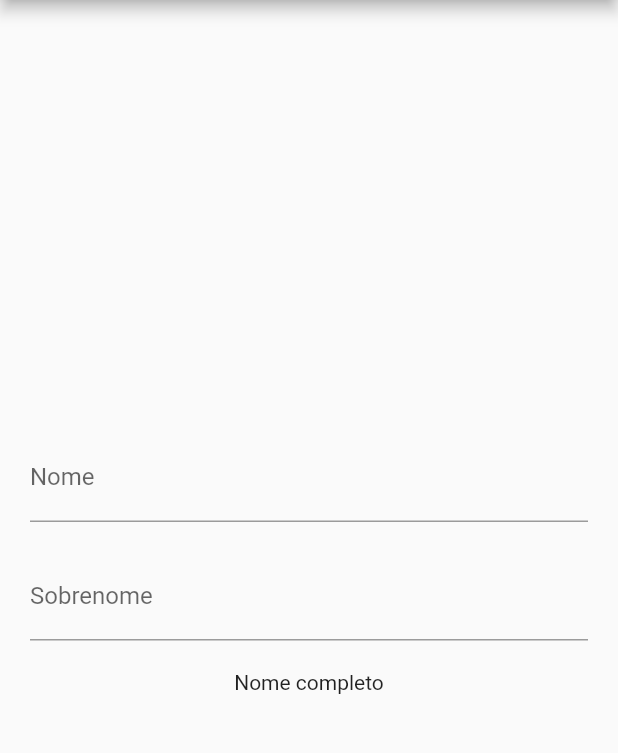
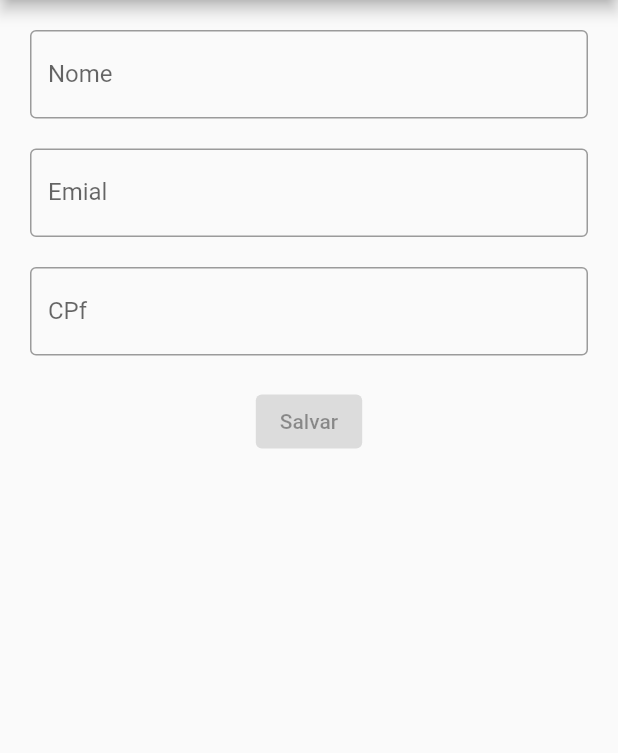
Before and after one commit to yuri-duque/flutter_form, a Flutter app: the screen it shows after launch, on a phone screen of 412 x 824 dp, the part 84-837 px from its top. Run offline on Flutter 3.47's test engine with Material 2 defaults, Android fonts, the phone set to English and light mode, and no system bars; our stand-ins replace flutter_mobx, mobx; generated files the repository leaves out were written again.

```diff
--- /dev/null
+++ b/lib/form2/controller.dart
@@ -0,0 +1,9 @@
+import 'package:formulario/models/form2/cliente.dart';
+import 'package:mobx/mobx.dart';
+part 'controller.g.dart';
+
+class Controller = ControllerBase with _$Controller;
+
+abstract class ControllerBase with Store {
+  var cliente = new Cliente();
+}
--- /dev/null
+++ b/lib/form2/page.dart
@@ -0,0 +1,69 @@
+import 'package:flutter/cupertino.dart';
+import 'package:flutter/material.dart';
+import 'package:flutter_mobx/flutter_mobx.dart';
+import 'package:formulario/form2/controller.dart';
+
+class Form2Page extends StatelessWidget {
+  final controller = Controller();
+
+  @override
+  Widget build(BuildContext context) {
+    _textField({String? labelText, onChanged, String? Function()? errorText}) {
+      return TextField(
+        decoration: InputDecoration(
+          border: OutlineInputBorder(),
+          labelText: labelText,
+          errorText: errorText == null ? null : errorText(),
+        ),
+        onChanged: onChanged,
+      );
+    }
+
+    return Scaffold(
+      appBar: AppBar(
+        title: Text('MobX'),
+      ),
+      body: Container(
+        margin: const EdgeInsets.all(20.0),
+        child: Column(
+          children: <Widget>[
+            Observer(
+              builder: (_) => _textField(
+                labelText: "Nome",
+                onChanged: controller.cliente.changeNome,
+                errorText: controller.cliente.validateName,
+              ),
+            ),
+            SizedBox(height: 20),
+            Observer(
+              builder: (_) => _textField(
+                labelText: "Emial",
+                onChanged: controller.cliente.changeEmail,
+                errorText: controller.cliente.validateEmail,
+              ),
+            ),
+            SizedBox(height: 20),
+            Observer(
+              builder: (_) => _textField(
+                labelText: "CPf",
+                onChanged: controller.cliente.changeCPF,
+                errorText: controller.cliente.validateCPF,
+              ),
+            ),
+            SizedBox(height: 20),
+            Observer(builder: (_) {
+              return ElevatedButton(
+                onPressed: controller.cliente.isValido
+                    ? () {
+                        print("salvou");
+                      }
+                    : null,
+                child: Text("Salvar"),
+              );
+            })
+          ],
+        ),
+      ),
+    );
+  }
+}
--- a/lib/main.dart
+++ b/lib/main.dart
@@ -1,6 +1,7 @@
 import 'package:flutter/material.dart';
 import 'package:formulario/counter/page.dart';
 import 'package:formulario/form1/page.dart';
+import 'package:formulario/form2/page.dart';
 
 void main() {
   runApp(MyApp());
@@ -15,7 +16,7 @@ class MyApp extends StatelessWidget {
       theme: ThemeData(
         primarySwatch: Colors.blue,
       ),
-      home: Form1Page(),
+      home: Form2Page(),
     );
   }
 }
```
Also changed, not shown: lib/models/form2/cliente.dart (added, +57 -0 lines), lib/form2/controller.g.dart (added), lib/models/form2/cliente.g.dart (added).
